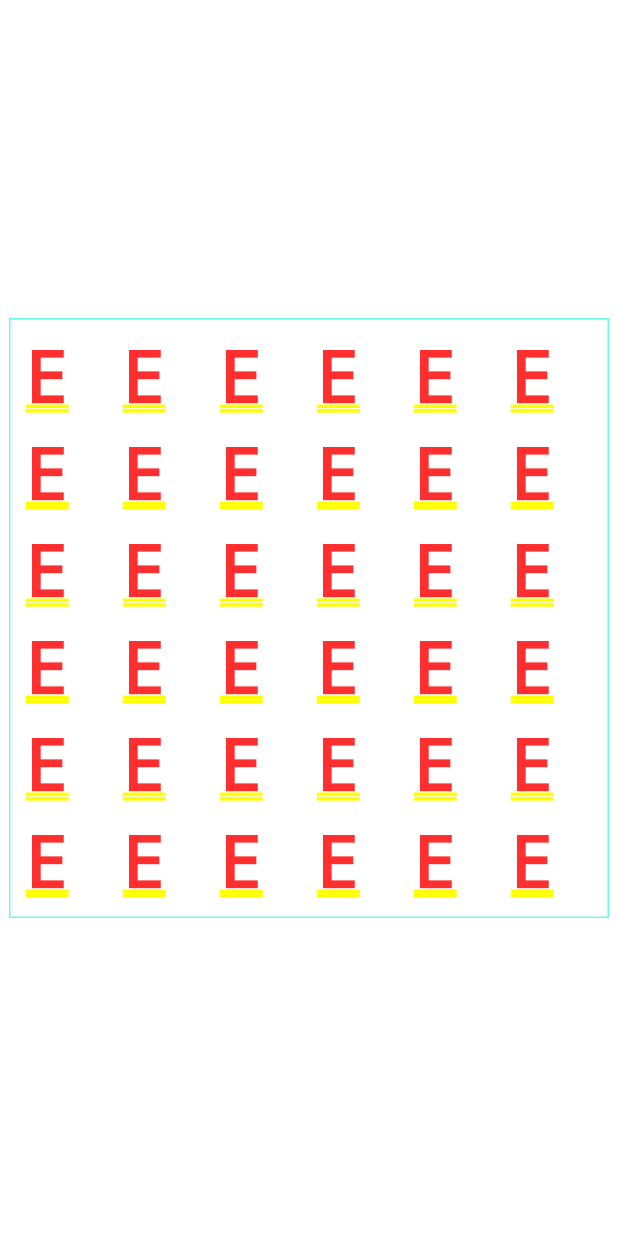
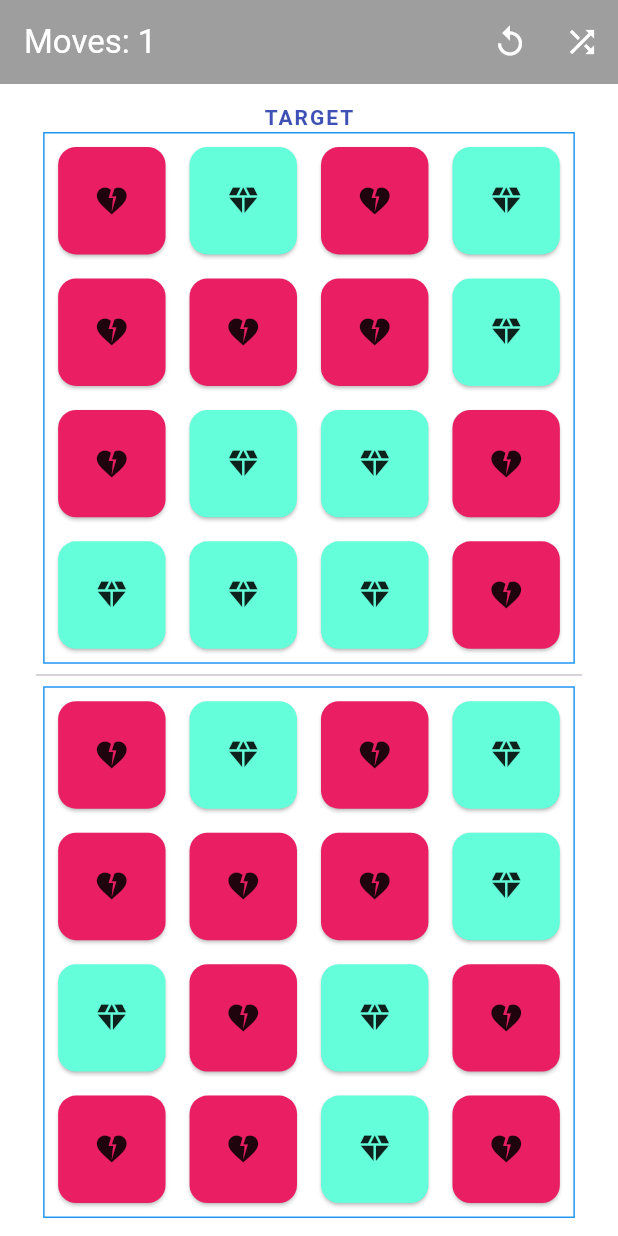
Before and after one commit to slendermax829/Panel-Panic, a Flutter app: the screen it shows after launch, on a phone screen of 412 x 824 dp. Run offline on Flutter 3.47's test engine with Material 3 defaults, Android fonts, the phone set to English and light mode, and no system bars; missing offline and left inert: window_manager.

Commit message:
added game board

```diff
--- /dev/null
+++ b/lib/game/board.dart
@@ -0,0 +1,62 @@
+import 'package:flutter/material.dart';
+
+const Map<String,Color> _panelColors= {
+  'front' : Colors.tealAccent,
+  'back' : Colors.pink
+};
+
+const Map<String,Icon> _panelIcons = {
+  'front' : Icon(Icons.diamond),
+  'back' : Icon(Icons.heart_broken)
+};
+
+class Board extends StatelessWidget {
+  final int boardSize;
+  final List<bool> panels;
+  final bool isInteractive;
+  final ValueChanged<int>? onPanelTap;
+
+  const Board({
+    super.key,
+    required this.boardSize,
+    required this.panels,
+    required this.isInteractive,
+    this.onPanelTap
+  });
+
+  @override
+  Widget build(BuildContext context) {
+    return Container(
+      padding: EdgeInsets.all(5),
+      decoration: BoxDecoration(
+        border: Border.all(
+          color: Colors.blue
+        ),
+      ),
+      child: AspectRatio(
+        aspectRatio: 1,
+        child: GridView.builder(
+          physics: const NeverScrollableScrollPhysics(),
+          itemCount: panels.length,
+          gridDelegate: SliverGridDelegateWithFixedCrossAxisCount(
+            crossAxisCount: boardSize,
+            mainAxisSpacing: 8,
+            crossAxisSpacing: 8
+          ),
+          itemBuilder:(context, index) {
+            final bool flippedPanel = panels[index];
+            return GestureDetector(
+              onTap: isInteractive && onPanelTap != null
+                      ? () => onPanelTap!(index)
+                      : null,
+              child: Card(
+                color: !flippedPanel ? _panelColors['front'] : _panelColors['back'],
+                child: !flippedPanel ? _panelIcons['front'] : _panelIcons['back'],
+              ),
+            );
+          },
+        ),
+      ),
+    );
+  }
+}
--- /dev/null
+++ b/lib/game/game_set.dart
@@ -0,0 +1,200 @@
+import 'dart:math';
+
+import 'package:flutter/foundation.dart';
+import 'package:flutter/material.dart';
+import 'package:panel_puzzle/game/board.dart';
+
+class GameSet extends StatefulWidget {
+  static const int gridSize = 4;
+  static const int scrambledMoves = 1;
+
+  const new({super.key});
+
+  @override
+  State<GameSet> createState() => _GameSetState();
+}
+
+class _GameSetState extends State<GameSet> {
+
+  late List<bool> _targetBoard;
+  late List<bool> _playerBoard;
+
+  late int _moves;
+  bool _isSolved = false;
+
+  int get _numOfPanels => (GameSet.gridSize * GameSet.gridSize);
+
+  @override
+  void initState() {
+    _moves = GameSet.scrambledMoves;
+    _generateNewPuzzle();
+
+    super.initState();
+  }
+
+  void _generateNewPuzzle(){
+    final Random rand = Random();
+    final List<bool> startingBoard = List.generate(_numOfPanels, (_) => rand.nextBool());
+
+    setState(() {
+      _playerBoard = List.from(startingBoard);
+      _targetBoard = _setBoardIndices(List.from(startingBoard));
+      _moves = GameSet.scrambledMoves;
+      _isSolved = false;
+    });
+  }
+
+  List<bool> _setBoardIndices(List<bool> board){
+    final Random rand = Random();
+    final Set<int> chosenIndices = {};
+
+    while(chosenIndices.length < GameSet.scrambledMoves){
+      chosenIndices.add(rand.nextInt(_numOfPanels));
+    }
+
+    for(final int index in chosenIndices){
+      _applyFlipLogic(board, index);
+    }
+
+    return board;
+  }
+
+  void _applyFlipLogic(List<bool> board, int index){
+    final int centerRow = index ~/ GameSet.gridSize;
+    final int centerCol = index % GameSet.gridSize;
+
+    for(int rowOffset = -1; rowOffset <= 1; rowOffset++){
+      for(int colOffset = -1; colOffset <= 1; colOffset++){
+        final int targetRow = centerRow + rowOffset;
+        final int targetCol = centerCol + colOffset;
+
+        if(targetRow >= 0 && targetRow < GameSet.gridSize && targetCol >= 0 && targetCol < GameSet.gridSize){
+          final int targetIndex = targetRow * GameSet.gridSize + targetCol;
+          board[targetIndex] = !board[targetIndex];
+        }
+      }
+    }
+  }
+
+  void _onPlayerTap(int index){
+    if(_isSolved || _moves == 0) return;
+
+    setState((){
+      _applyFlipLogic(_playerBoard, index);
+      _moves--;
+      _isSolved = listEquals(_playerBoard, _targetBoard);
+    });
+
+    if(_isSolved){
+      _showWinDialog();
+    } else if(_moves == 0){
+      _showGameOverDialog();
+    }
+  }
+
+  void _showWinDialog(){
+      showDialog(
+        context: context,
+        barrierDismissible: false,
+        builder:(context) => AlertDialog(
+          title: const Text('Congratulations!'),
+          content: Text('You solved the puzzle'),
+          actions: [
+            TextButton(
+              onPressed:() {
+                Navigator.of(context).pop();
+                _generateNewPuzzle();
+              },
+              child: const Text('Next')
+            )
+          ],
+        ),
+    );
+  }
+
+  void _showGameOverDialog(){
+    showDialog(
+      context: context,
+      barrierDismissible: false,
+      builder:(context) => AlertDialog(
+        title: const Text('Game Over'),
+        content: Text('You ran out of moves!'),
+        actions: [
+          TextButton(
+            onPressed:() {
+              Navigator.of(context).pop();
+              _generateNewPuzzle();
+            },
+            child: const Text('Try Again')
+          )
+        ],
+      ),
+    );
+  }
+
+  void _resetCurrentPuzzle(){
+    final Random rand = Random();
+    setState((){
+      _playerBoard = List.generate(_numOfPanels, (_) => rand.nextBool());
+      _targetBoard = _setBoardIndices(List.from(_playerBoard));
+      _moves = GameSet.scrambledMoves;
+      _isSolved = false;
+    });
+  }
+
+  @override
+  Widget build(BuildContext context) {
+    return Scaffold(
+      backgroundColor: Colors.transparent,
+      appBar: AppBar(
+        backgroundColor: Colors.grey,
+        foregroundColor: Colors.white,
+        title: Text('Moves: $_moves'),
+        actions: [
+          IconButton(
+            icon: const Icon(Icons.replay),
+            onPressed: () => _resetCurrentPuzzle(),
+          ),
+          IconButton(
+            onPressed: () => _generateNewPuzzle(),
+            icon: const Icon(Icons.shuffle)
+          )
+        ],
+      ),
+      body: SafeArea(
+        child: Padding(
+          padding: const EdgeInsets.symmetric(horizontal: 24, vertical: 12),
+          child: Column(
+            mainAxisAlignment: .spaceEvenly,
+            children: [
+              const Text(
+                'TARGET',
+                style: TextStyle(
+                  fontWeight: FontWeight.bold,
+                  letterSpacing: 1.3,
+                  color: Colors.indigo
+                ),
+              ),
+              Expanded(
+                child: Board(
+                  boardSize: GameSet.gridSize,
+                  panels: _targetBoard,
+                  isInteractive: false
+                ),
+              ),
+              const Divider(height: 15,),
+              Expanded(
+                child: Board(
+                  boardSize: GameSet.gridSize,
+                  panels: _playerBoard,
+                  isInteractive: true,
+                  onPanelTap: _onPlayerTap,
+                ),
+              )
+            ],
+          ),
+        )
+      ),
+    );
+  }
+}
--- a/lib/main.dart
+++ b/lib/main.dart
@@ -1,4 +1,6 @@
 import 'package:flutter/material.dart';
+import 'package:panel_puzzle/game/Board.dart';
+import 'package:panel_puzzle/game/game_set.dart';
 import 'package:panel_puzzle/sprite/sprite.dart';
 import 'package:panel_puzzle/sprite/sprite_animation.dart';
 import 'package:window_manager/legacy.dart';
@@ -36,9 +38,26 @@ class MyApp extends StatelessWidget {
       theme: ThemeData(
         colorScheme: .fromSeed(seedColor: Colors.deepPurple),
       ),
-      home: const MyHomePage(),
+      //home: const MyHomePage(),
+      home: const TestGrid(),
     );
   }
+}
+
+class TestGrid extends StatefulWidget{
+  const TestGrid({super.key});
+
+  @override
+  State<StatefulWidget> createState() => _TestGridState();
+}
+
+class _TestGridState extends State<TestGrid>{
+
+  @override
+  Widget build(BuildContext context) {
+    return GameSet();
+  }
+
 }
 
 class MyHomePage extends StatefulWidget {
```
Also changed, not shown: lib/game/panel.dart (+3 -44 lines).
